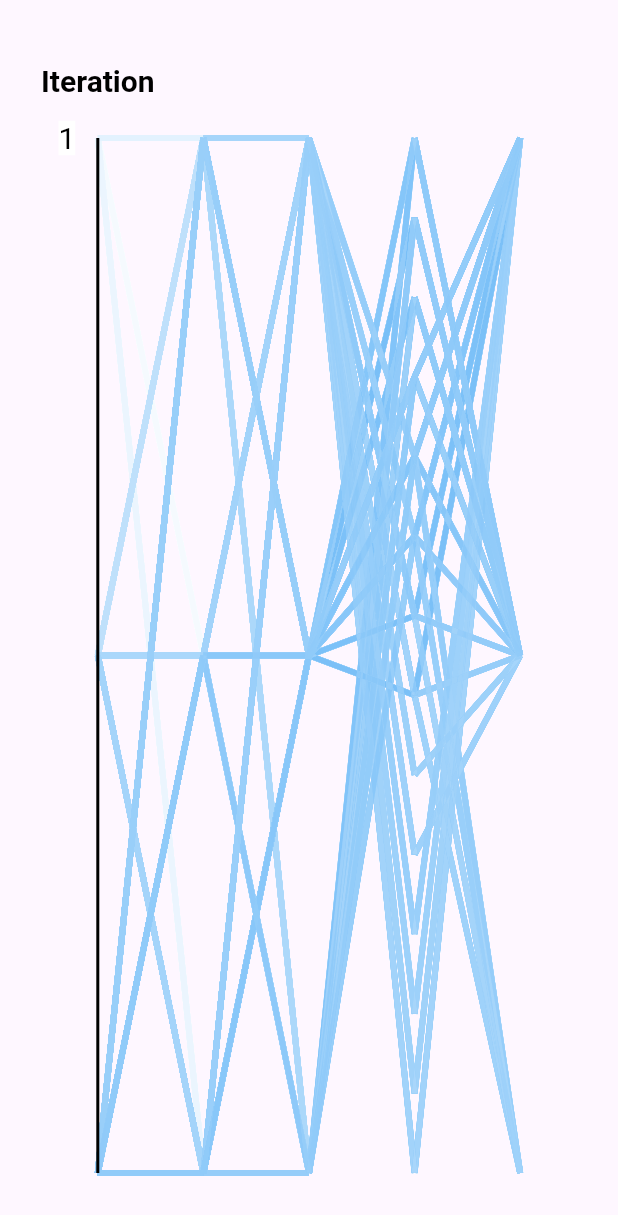
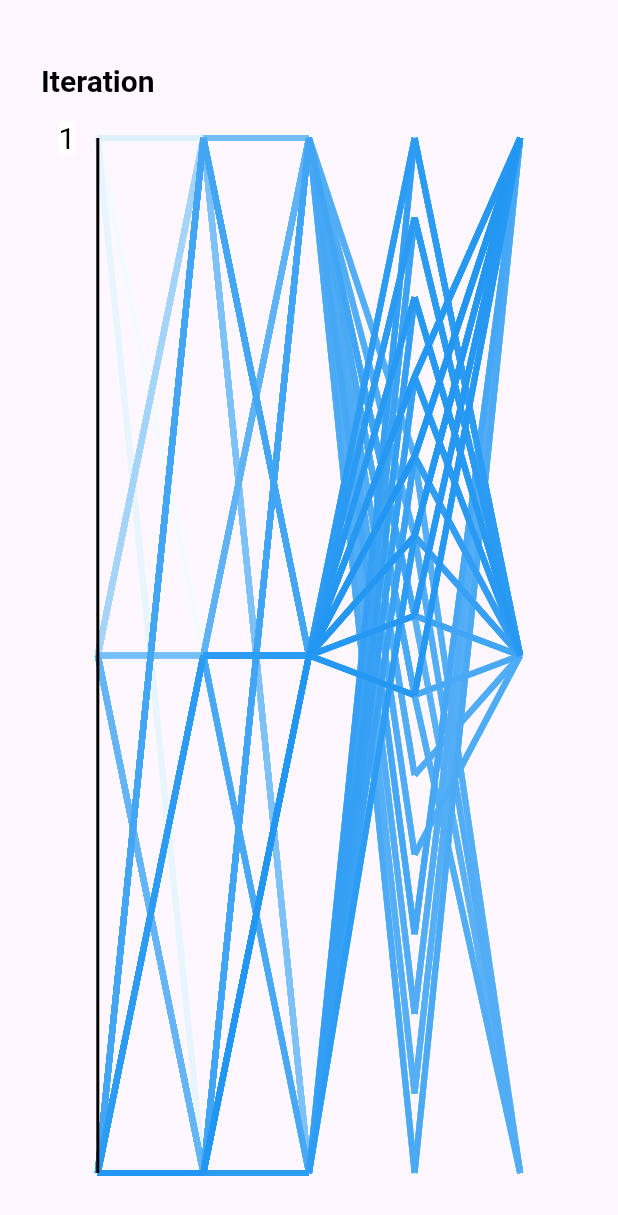
Before and after one commit to ConnectionOuOb/ParaFigure, a Flutter app: the screen it shows after launch, on a phone screen of 412 x 824 dp. Shown: the top 1215 px of the screen. Run offline on Flutter 3.47's test engine with Material 3 defaults, Android fonts, the phone set to English and light mode, and no system bars.

Commit message:
Update painter.dart

```diff
--- a/lib/painter.dart
+++ b/lib/painter.dart
@@ -89,10 +89,13 @@ class FigPainter extends CustomPainter {
         );
         textPainter.layout();
 
-        canvas.drawRect(
-          Rect.fromPoints(
-            Offset(horizontalPointer - textPainter.width - 15, paramNamePointer - textPainter.height / 2),
-            Offset(horizontalPointer - 15, paramNamePointer + textPainter.height / 2),
+        canvas.drawRRect(
+          RRect.fromRectAndRadius(
+            Rect.fromPoints(
+              Offset(horizontalPointer - textPainter.width - 15, paramNamePointer - textPainter.height / 2),
+              Offset(horizontalPointer - 15, paramNamePointer + textPainter.height / 2),
+            ),
+            const Radius.circular(4.0),
           ),
           Paint()..color = Colors.white,
         );
@@ -148,7 +151,7 @@ class FigPainter extends CustomPainter {
         points,
         Paint()
           ..color = Colors.blue.withOpacity(cutoffLayer == 0 ? index / combinations.length : ((index / cutoffIndex).floor() + 1) * cutoffLayer)
-          ..blendMode = BlendMode.srcOut
+          ..blendMode = BlendMode.src
           ..style = PaintingStyle.fill
           ..strokeWidth = 4,
       );
```
